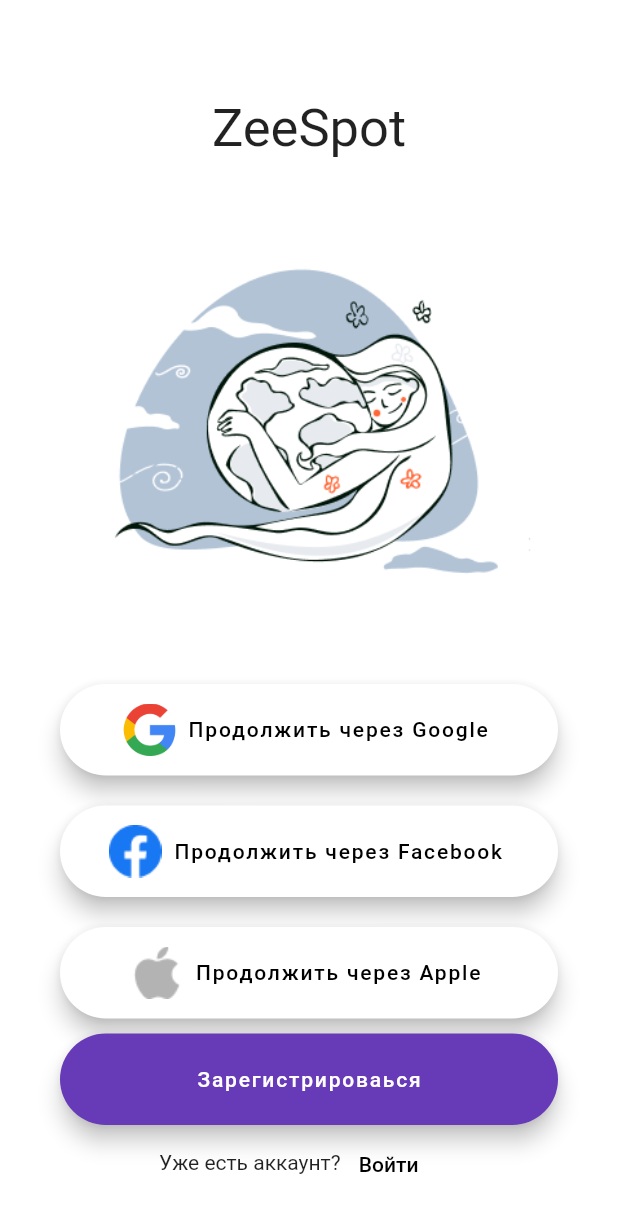
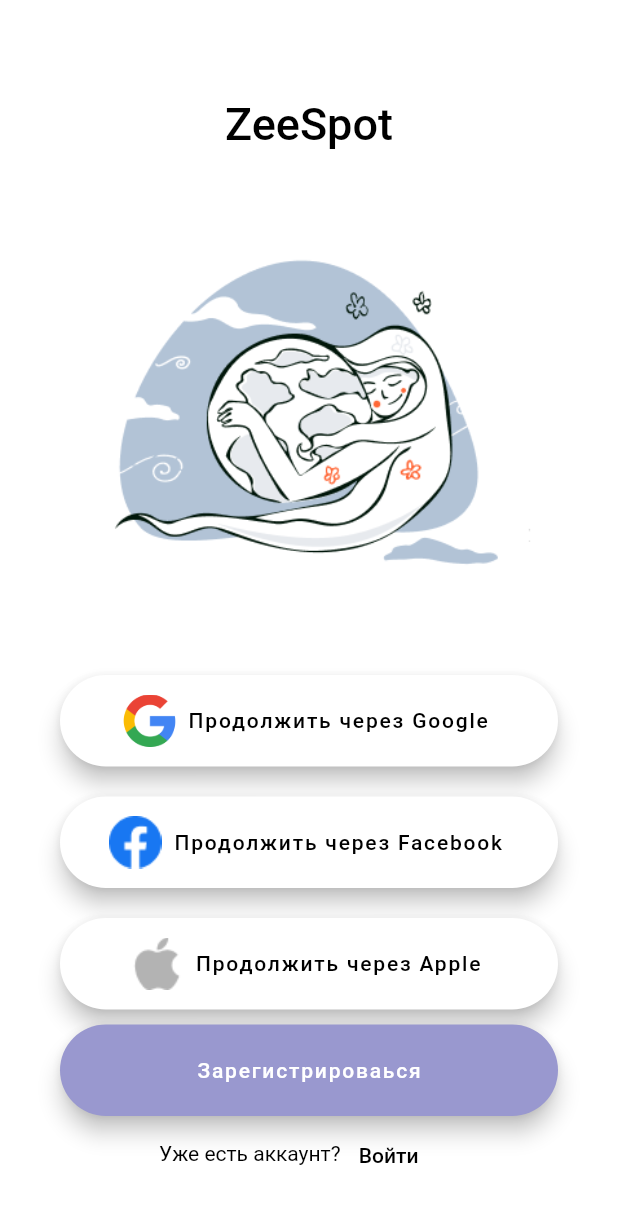
Before and after one commit to Nikita-Viktorovich/ZeeSpotFlutter, a Flutter app: the screen it shows after launch, on a phone screen of 412 x 824 dp. Shown: the top 1213 px of the screen. Run offline on Flutter 3.47's test engine with Material 2 defaults, Android fonts, the phone set to English and light mode, and no system bars; our stand-ins replace adaptive_theme.

Commit message:
добавлена цветовая схема приложения

```diff
--- a/lib/main.dart
+++ b/lib/main.dart
@@ -1,4 +1,5 @@
-import 'package:flutter/cupertino.dart';
+import 'package:ZeeSpot/theme.dart';
+import 'package:adaptive_theme/adaptive_theme.dart';
 import 'package:flutter/material.dart';
 
 void main() {
@@ -8,15 +9,22 @@ void main() {
 class ZeeSpot extends StatelessWidget {
   @override
   Widget build(BuildContext context) {
-    return MaterialApp(
-      title: 'ZeeSpot',
-      debugShowCheckedModeBanner: false,
-      home: HomePage(),
+    return AdaptiveTheme(
+        light: kLightTheme,
+        dark: ThemeData.dark(),
+        initial: AdaptiveThemeMode.light,
+        builder: (light, dark) => MaterialApp(
+          theme: light,
+          darkTheme: dark,
+          title: 'ZeeSpot',
+          debugShowCheckedModeBanner: false,
+          home: LoginPage(),
+        ),
     );
   }
 }
 
-class HomePage extends StatelessWidget {
+class LoginPage extends StatelessWidget {
   @override
   Widget build(BuildContext context) {
     return Scaffold(
@@ -28,8 +36,7 @@ class HomePage extends StatelessWidget {
             children: <Widget>[
               Center(
                 child: Text(
-                  'ZeeSpot',
-                  style: TextStyle(fontSize: 35),
+                  'ZeeSpot', style: Theme.of(context).textTheme.headline6,
                 ),
               ),
               Container(
@@ -146,7 +153,7 @@ class _UserRegistrationState extends State<UserRegistration> {
       child: FloatingActionButton.extended(
         onPressed: () {},
         label: Text('Зарегистрироваься'),
-        backgroundColor: Colors.deepPurple,
+        backgroundColor: Theme.of(context).primaryColor,
         foregroundColor: Colors.white,
       ),
     );
@@ -168,11 +175,15 @@ class _LoginWidgetState extends State<LoginWidget> {
       child: Row(
         crossAxisAlignment: CrossAxisAlignment.center,
         children: <Widget>[
-          Text("Уже есть аккаунт?"),
+          Text("Уже есть аккаунт?", style: TextStyle(
+            color: Colors.black,
+          ),),
           TextButton(
             onPressed: () {},
             child: Text("Войти"),
-            style: ButtonStyle(foregroundColor: MaterialStateProperty.all<Color>(Colors.black)),
+            style: ButtonStyle(
+                foregroundColor: MaterialStateProperty.all<Color>(
+                    Colors.black)),
           )
         ],
       ),
--- /dev/null
+++ b/lib/theme.dart
@@ -0,0 +1,12 @@
+import 'package:flutter/material.dart';
+
+final kLightTheme = ThemeData.light().copyWith(
+  primaryColor: Color(0xFF9998CF),
+  backgroundColor: Colors.white,
+  textTheme: TextTheme(
+    headline6: TextStyle(
+      color: Colors.black,
+      fontSize: 30.0,
+    )
+  ),
+);
--- a/pubspec.yaml
+++ b/pubspec.yaml
@@ -23,6 +23,8 @@ environment:
 dependencies:
   flutter:
     sdk: flutter
+
+  adaptive_theme: ^1.1.0
 
 
   # The following adds the Cupertino Icons font to your application.
```
Also changed, not shown: pubspec.lock.
